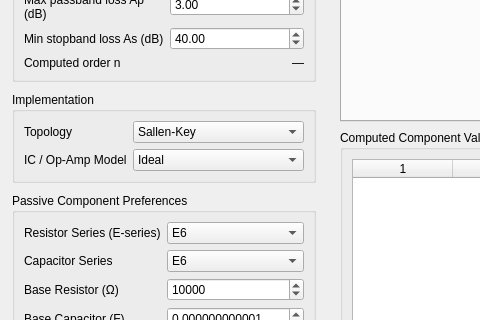
Old version of the form mainwindow.ui in the repository oscarys/filter-toolbox; both pictures show x 0 to 480 and y 289 to 609 of the 1280 by 820 pixel window.
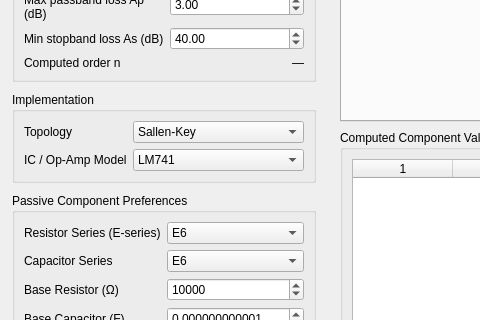
New version of the form.

Commit message: feat: restrict IC models to LM741, TL081, UAF42

Diff of the .ui file:
```diff
--- a/mainwindow.ui
+++ b/mainwindow.ui
@@ -203,8 +203,6 @@
           </item>
           <item row="1" column="1">
            <widget class="QComboBox" name="cbIcModel">
-            <item><property name="text"><string>Ideal</string></property></item>
-            <item><property name="text"><string>TL071</string></property></item>
             <item><property name="text"><string>LM741</string></property></item>
             <item><property name="text"><string>TL082</string></property></item>
             <item><property name="text"><string>UAF42 (Burr-Brown)</string></property></item>
```
Left out of the diff: 3 changed lines with no effect on the pictures. The commit also changes 1 other file.
